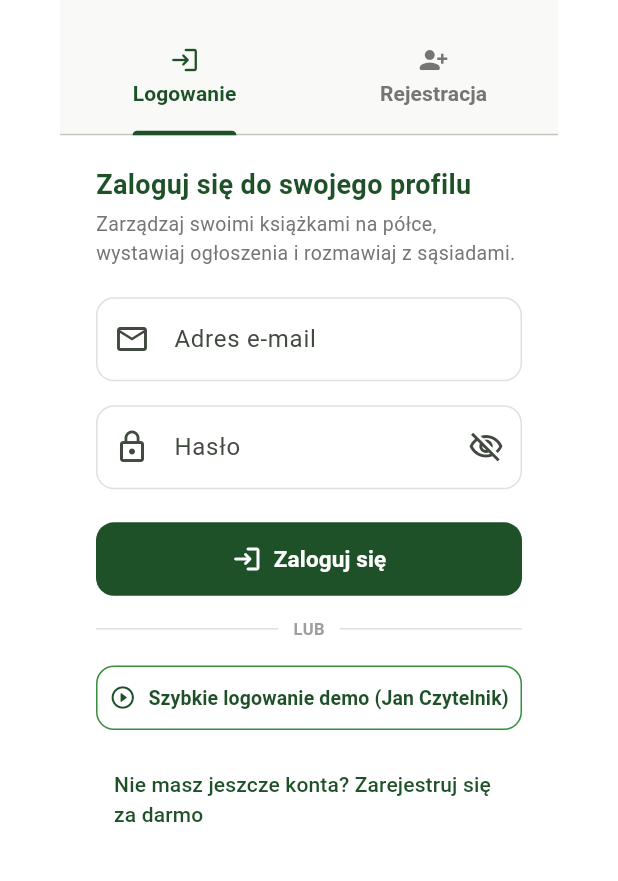
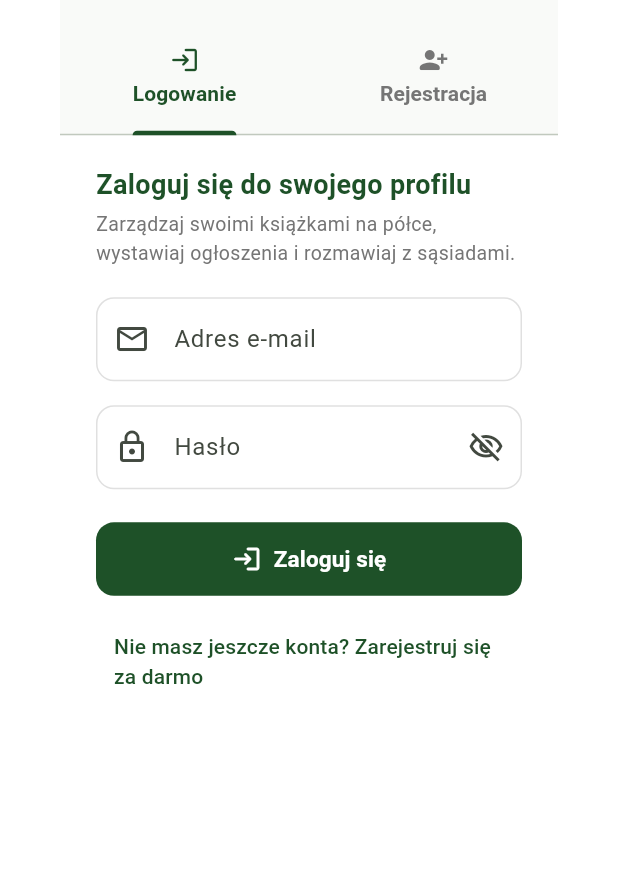
Before and after one commit to aucikkosmonaucik-boop/czytella, a Flutter app: the AuthDialog screen opened directly, on a phone screen of 412 x 824 dp, the part 123-1004 px from its top. Run offline on Flutter 3.47's test engine with Material 3 defaults, Android fonts, the light colour scheme and no system bars; our stand-ins replace shared_preferences; missing offline and left inert: mobile_scanner; accounts and stored records are empty; network calls fail.

Commit message:
Remove quick demo login button and divider from AuthDialog

```diff
--- a/lib/views/auth_dialog.dart
+++ b/lib/views/auth_dialog.dart
@@ -96,25 +96,6 @@ class _AuthDialogState extends State<AuthDialog>
         ),
       );
     }
-  }
-
-  Future<void> _handleDemoLogin() async {
-    setState(() => _loginLoading = true);
-    final provider = context.read<CzytellaProvider>();
-    await provider.login(
-      email: 'jan.czytelnik@czytella.pl',
-      password: 'demo_password_123',
-    );
-    if (!mounted) return;
-    setState(() => _loginLoading = false);
-    Navigator.of(context).pop(true);
-    ScaffoldMessenger.of(context).showSnackBar(
-      const SnackBar(
-        content: Text('Zalogowano na konto demonstracyjne: Jan Czytelnik'),
-        backgroundColor: Color(0xFF1E5128),
-        behavior: SnackBarBehavior.floating,
-      ),
-    );
   }
 
   Future<void> _handleRegister() async {
@@ -341,48 +322,6 @@ class _AuthDialogState extends State<AuthDialog>
               ),
               onPressed: _loginLoading ? null : _handleLogin,
             ),
-            const SizedBox(height: 14),
-
-            // Divider or demo
-            Row(
-              children: [
-                Expanded(child: Divider(color: Colors.grey.shade300)),
-                Padding(
-                  padding: const EdgeInsets.symmetric(horizontal: 10),
-                  child: Text(
-                    'LUB',
-                    style: TextStyle(
-                        fontSize: 11,
-                        fontWeight: FontWeight.bold,
-                        color: Colors.grey.shade500),
-                  ),
-                ),
-                Expanded(child: Divider(color: Colors.grey.shade300)),
-              ],
-            ),
-            const SizedBox(height: 14),
-
-            // Demo Login Button
-            OutlinedButton.icon(
-              style: OutlinedButton.styleFrom(
-                padding: const EdgeInsets.symmetric(vertical: 12),
-                shape: RoundedRectangleBorder(
-                  borderRadius: BorderRadius.circular(12),
-                ),
-                side: BorderSide(color: Colors.green.shade700),
-              ),
-              icon: const Icon(Icons.play_circle_outline_rounded,
-                  color: Color(0xFF1E5128)),
-              label: const Text(
-                'Szybkie logowanie demo (Jan Czytelnik)',
-                style: TextStyle(
-                  fontSize: 13,
-                  fontWeight: FontWeight.bold,
-                  color: Color(0xFF1E5128),
-                ),
-              ),
-              onPressed: _loginLoading ? null : _handleDemoLogin,
-            ),
             const SizedBox(height: 16),
 
             // Switch to register tab
--- a/pubspec.yaml
+++ b/pubspec.yaml
@@ -16,7 +16,7 @@ publish_to: 'none' # Remove this line if you wish to publish to pub.dev
 # https://developer.apple.com/library/archive/documentation/General/Reference/InfoPlistKeyReference/Articles/CoreFoundationKeys.html
 # In Windows, build-name is used as the major, minor, and patch parts
 # of the product and file versions while build-number is used as the build suffix.
-version: 1.0.9+10
+version: 1.0.10+11
 
 environment:
   sdk: ">=3.0.0 <4.0.0"
```
Also changed, not shown: 1 other file.
